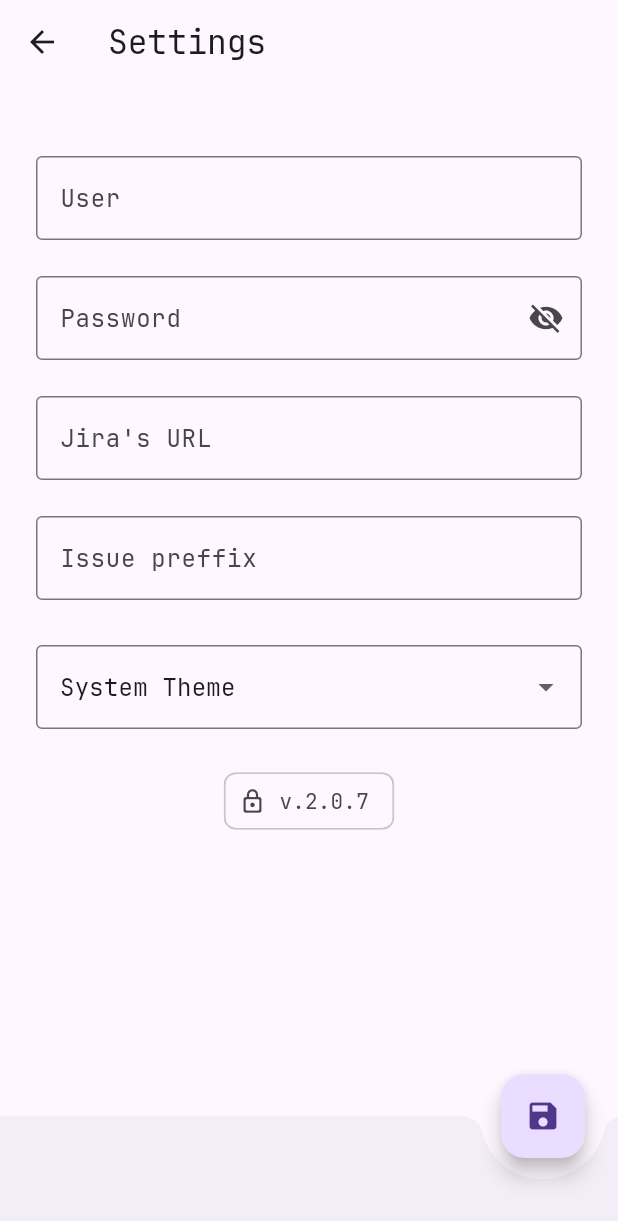
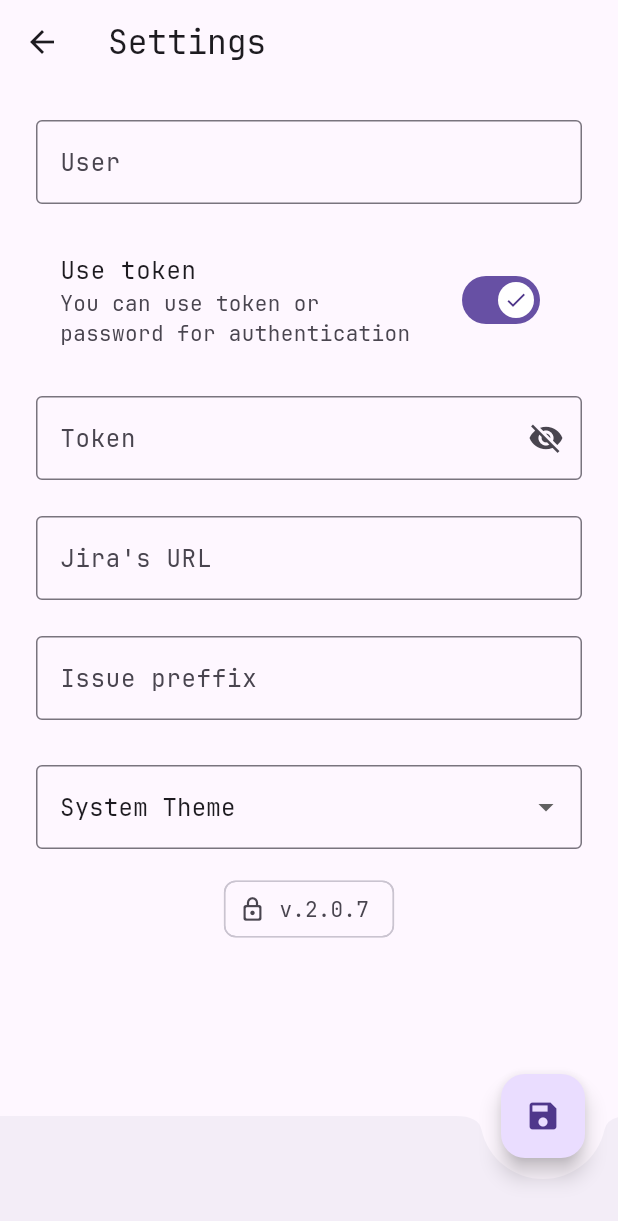
Before and after one commit to alejandrobolano/worklogs_jira, a Flutter app: the SettingsView screen opened by its route, after a tap on the "save" icon, on a phone screen of 412 x 824 dp. Shown: the top 1221 px of the screen. Run offline on Flutter 3.47's test engine with Material 2 defaults, Android fonts, the phone set to English and light mode, and no system bars; our stand-ins replace cached_network_image, fl_chart, flutter_speed_dial, package_info_plus, shared_preferences; accounts and stored records are empty; generated files the repository leaves out were written again.

Commit message:
feat: Add logic to load data by token key

```diff
--- a/lib/src/dashboard/dashboard_controller.dart
+++ b/lib/src/dashboard/dashboard_controller.dart
@@ -16,7 +16,7 @@ class DashboardController with ChangeNotifier {
             reasonPhrase: "Jira URL not found"),
       );
     }
-    final basicAuth = await _settingsService.getBasicAuth();
+    final basicAuth = await _settingsService.getAuthentication();
     String? username = await _settingsService.getUsername();
     if (basicAuth == null || basicAuth == "") {
       return Future<Response>(
--- a/lib/src/jira/jira_controller.dart
+++ b/lib/src/jira/jira_controller.dart
@@ -116,7 +116,7 @@ class JiraController with ChangeNotifier {
   }
 
   Future<String> _getBasicAuth() async {
-    final basicAuth = await _settingsService.getBasicAuth();
+    final basicAuth = await _settingsService.getAuthentication();
     return basicAuth ?? "";
   }
 
--- a/lib/src/localization/app_en.arb
+++ b/lib/src/localization/app_en.arb
@@ -34,5 +34,7 @@
   "created": "Created",
   "updated": "Updated",
   "assginee": "Assignee",
-  "jiraPath": "Jira's URL"
+  "jiraPath": "Jira's URL",
+  "useToken": "Use token",
+  "useTokenDescription": "You can use token or password for authentication"
 }
--- a/lib/src/localization/app_es.arb
+++ b/lib/src/localization/app_es.arb
@@ -34,5 +34,7 @@
   "created": "Creado",
   "updated": "Actualizado",
   "assginee": "Asignada",
-  "jiraPath": "Url de Jira"
+  "jiraPath": "Url de Jira",
+  "useToken": "Usar token",
+  "useTokenDescription": "Puede usar el token o contraseña para la autenticación"
 }
--- a/lib/src/settings/settings_controller.dart
+++ b/lib/src/settings/settings_controller.dart
@@ -20,7 +20,7 @@ class SettingsController with ChangeNotifier {
 
   Future<void> loadSettings() async {
     _themeMode = await _settingsService.themeMode();
-    final basicAuth = await _settingsService.getBasicAuth();
+    final basicAuth = await _settingsService.getAuthentication();
     _isAuthSaved = basicAuth != '' && basicAuth != null;
     _issuePreffix = await _settingsService.getIssuePreffix();
     _jiraPath = await _settingsService.getJiraBasePath();
@@ -35,12 +35,12 @@ class SettingsController with ChangeNotifier {
     await _settingsService.updateThemeMode(newThemeMode);
   }
 
-  Future<void> savePreferences(String username, String password,
+  Future<void> savePreferences(String username, String password, String token,
       String issuePreffix, String jiraPath) async {
-    if (username.isNotEmpty && password.isNotEmpty) {
-      final String basicAuth =
-          'Basic ${base64Encode(utf8.encode('$username:$password'))}';
-      await _settingsService.addBasicAuth(basicAuth);
+    if (username.isNotEmpty && (password.isNotEmpty || token.isNotEmpty)) {
+      await _settingsService.addAuthentication(token.isNotEmpty
+          ? 'Bearer $token'
+          : 'Basic ${base64Encode(utf8.encode('$username:$password'))}');
       await _settingsService.addUsername(username);
     }
 
@@ -50,9 +50,9 @@ class SettingsController with ChangeNotifier {
 
     if (jiraPath.isNotEmpty) {
       final isCorrectUrl = await _settingsService.isCorrectUrl(jiraPath);
-      log("is correct url: $isCorrectUrl");
-
-      await _settingsService.addJiraPath(jiraPath);
+      if (isCorrectUrl) {
+        await _settingsService.addJiraPath(jiraPath);
+      }
     }
   }
 }
--- a/lib/src/settings/settings_service.dart
+++ b/lib/src/settings/settings_service.dart
@@ -34,11 +34,11 @@ class SettingsService {
     await prefs.setString("theme", theme.name);
   }
 
-  Future<String?> getBasicAuth() async {
+  Future<String?> getAuthentication() async {
     return _preferencesService.get(_basicAuthKey);
   }
 
-  Future<void> addBasicAuth(basicAuth) async {
+  Future<void> addAuthentication(basicAuth) async {
     await _preferencesService.set(_basicAuthKey, basicAuth);
   }
 
--- a/lib/src/settings/settings_view.dart
+++ b/lib/src/settings/settings_view.dart
@@ -17,10 +17,12 @@ class SettingsView extends StatefulWidget {
 class _SettingsViewState extends State<SettingsView> {
   final _userController = TextEditingController();
   final _passwordController = TextEditingController();
+  final _tokenController = TextEditingController();
   var _issuePreffixController = TextEditingController();
   var _jiraPathController = TextEditingController();
 
   late bool _isVisiblePassword = false;
+  late bool _isTokenSelected = true;
   final _textControllers = [];
   int inputs = 1;
   String _version = "";
@@ -29,6 +31,7 @@ class _SettingsViewState extends State<SettingsView> {
   void initState() {
     _textControllers.add(_userController);
     _textControllers.add(_passwordController);
+    _textControllers.add(_tokenController);
     _issuePreffixController =
         TextEditingController(text: widget.controller.issuePreffix ?? "");
     _jiraPathController =
@@ -49,6 +52,7 @@ class _SettingsViewState extends State<SettingsView> {
     await widget.controller.savePreferences(
         _userController.text,
         _passwordController.text,
+        _tokenController.text,
         _issuePreffixController.text,
         _jiraPathController.text);
     await widget.controller.loadSettings();
@@ -72,6 +76,16 @@ class _SettingsViewState extends State<SettingsView> {
 
   @override
   Widget build(BuildContext context) {
+    final MaterialStateProperty<Icon?> thumbIcon =
+        MaterialStateProperty.resolveWith<Icon?>(
+      (Set<MaterialState> states) {
+        if (states.contains(MaterialState.selected)) {
+          return const Icon(Icons.check);
+        }
+        return const Icon(Icons.close);
+      },
+    );
+
     return Scaffold(
       resizeToAvoidBottomInset: false,
       appBar: AppBar(
@@ -82,17 +96,6 @@ class _SettingsViewState extends State<SettingsView> {
       body: Padding(
           padding: const EdgeInsets.all(24),
           child: ListView(children: [
-            if (widget.controller.isAuthSaved)
-              SizedBox(
-                  child: InputChip(
-                      avatar: const Icon(Icons.check),
-                      onSelected: (bool value) {},
-                      label: Text(AppLocalizations.of(context)!
-                          .authoritazionSaved
-                          .toString()),
-                      backgroundColor: Colors.lightGreen,
-                      surfaceTintColor: Colors.black)),
-            const SizedBox(height: 24.0),
             SizedBox(
               //width: 250,
               child: TextField(
@@ -105,6 +108,20 @@ class _SettingsViewState extends State<SettingsView> {
               ),
             ),
             const SizedBox(height: 24.0),
+            SwitchListTile(
+                thumbIcon: thumbIcon,
+                value: _isTokenSelected,
+                onChanged: (bool value) {
+                  setState(() {
+                    _isTokenSelected = value;
+                  });
+                },
+                title: Text(AppLocalizations.of(context)!.useToken.toString()),
+                subtitle: Text(AppLocalizations.of(context)!
+                    .useTokenDescription
+                    .toString())),
+            const SizedBox(height: 24.0),
+            if (!_isTokenSelected)
               SizedBox(
                 child: TextField(
                   obscureText: !_isVisiblePassword,
@@ -112,6 +129,32 @@ class _SettingsViewState extends State<SettingsView> {
                   decoration: InputDecoration(
                     border: const OutlineInputBorder(),
                     labelText: AppLocalizations.of(context)?.password,
+                    suffixIcon: IconButton(
+                      icon: Icon(_isVisiblePassword
+                          ? Icons.visibility
+                          : Icons.visibility_off),
+                      onPressed: () {
+                        setState(
+                          () {
+                            _isVisiblePassword = !_isVisiblePassword;
+                          },
+                        );
+                      },
+                    ),
+                    alignLabelWithHint: false,
+                  ),
+                  keyboardType: TextInputType.visiblePassword,
+                  textInputAction: TextInputAction.done,
+                ),
+              ),
+            if (_isTokenSelected)
+              SizedBox(
+                child: TextField(
+                  obscureText: !_isVisiblePassword,
+                  controller: _tokenController,
+                  decoration: InputDecoration(
+                    border: const OutlineInputBorder(),
+                    labelText: "Token",
                     suffixIcon: IconButton(
                       icon: Icon(_isVisiblePassword
                           ? Icons.visibility
@@ -179,13 +222,24 @@ class _SettingsViewState extends State<SettingsView> {
                 )
               ],
             ),
-            const SizedBox(height: 24.0),
+            const SizedBox(height: 16.0),
             if (_version.isNotEmpty)
               InputChip(
                   avatar: const Icon(Icons.lock_outline_rounded),
                   onSelected: (bool value) {},
                   label: Text("v.$_version")),
-            const SizedBox(height: 24.0),
+            const SizedBox(height: 16.0),
+            if (widget.controller.isAuthSaved)
+              SizedBox(
+                  child: InputChip(
+                avatar: const Icon(Icons.check),
+                onSelected: (bool value) {},
+                label: Text(
+                    AppLocalizations.of(context)!.authoritazionSaved.toString(),
+                    style: const TextStyle(color: Colors.black)),
+                backgroundColor: Colors.greenAccent,
+                selectedColor: Colors.black,
+              )),
           ])),
       bottomNavigationBar: BottomAppBar(
         shape: const CircularNotchedRectangle(),
```
Lines whose indentation alone changed are shown as unchanged.
